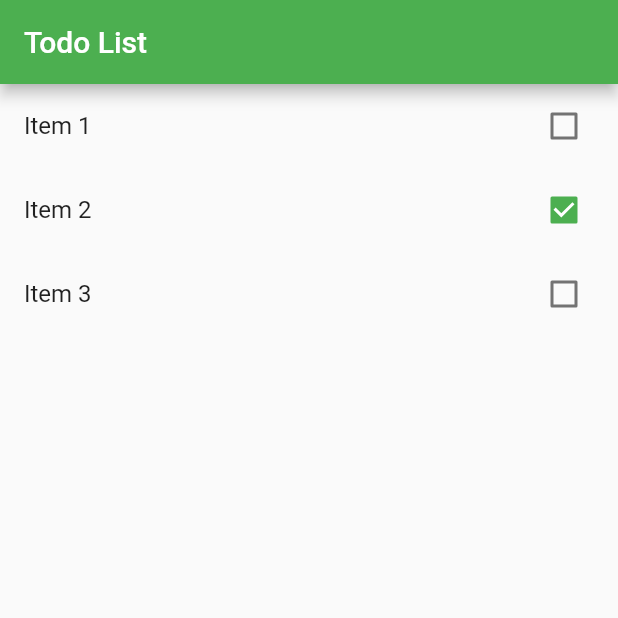
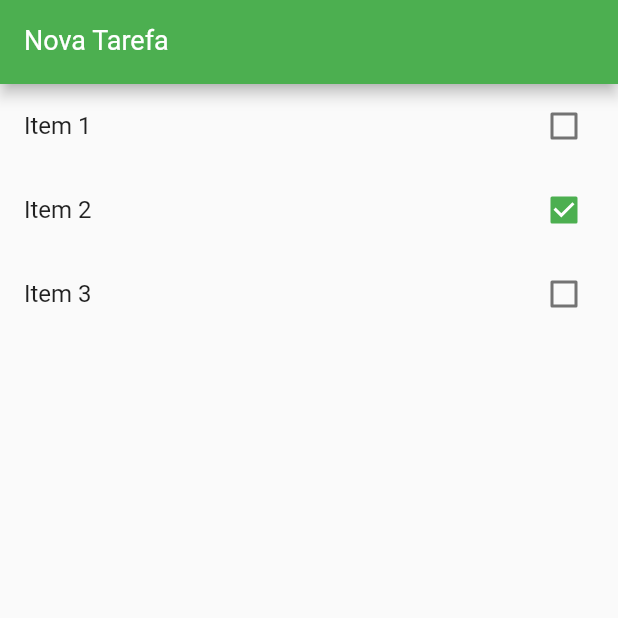
Before and after one commit to Jay-Robot/primeiro-app-flutter, a Flutter app: the screen it shows after launch, on a phone screen of 412 x 824 dp, the top half of it. Run offline on Flutter 3.47's test engine with Material 2 defaults, Android fonts, the phone set to English and light mode, and no system bars.

Commit message:
TextFormField

```diff
--- a/lib/main.dart
+++ b/lib/main.dart
@@ -38,11 +38,24 @@ class HomePage extends StatefulWidget {
 }
 
 class _HomePageState extends State<HomePage> {
+  var newTaskCtrl = TextEditingController();
+
   @override
   Widget build(BuildContext context) {
     return Scaffold(
       appBar: AppBar(
-        title:  Text("Todo List"),
+        title:  TextFormField(
+          controller: newTaskCtrl,
+          keyboardType: TextInputType.text,
+          style:TextStyle(
+            color: Colors.white,
+            fontSize: 18,
+            ),
+            decoration: InputDecoration(
+              labelText: "Nova Tarefa",
+              labelStyle: TextStyle(color: Colors.white),
+            ),
+        ),
       ),
       body: ListView.builder(
         itemCount: widget.items.length,
```
Also changed, not shown: flutter_01.png (added), 2 other files.
